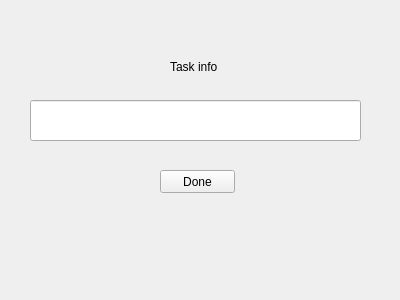
Qt form NewTaskWindow.ui (serzap/todoListApp) before a commit.
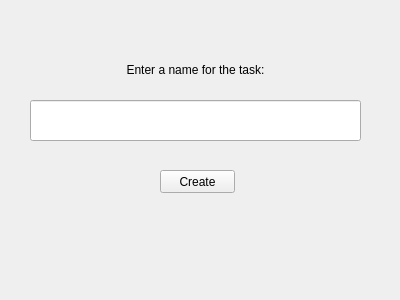
The same form after that commit.

Commit message: added check boxes to tasks when created users can now delete selected item from their task list

```diff
--- a/NewTaskWindow.ui
+++ b/NewTaskWindow.ui
@@ -16,14 +16,20 @@
   <widget class="QLabel" name="label_TaskInfo">
    <property name="geometry">
     <rect>
-     <x>170</x>
+     <x>110</x>
      <y>60</y>
-     <width>47</width>
-     <height>13</height>
+     <width>171</width>
+     <height>20</height>
     </rect>
    </property>
+   <property name="layoutDirection">
+    <enum>Qt::LeftToRight</enum>
+   </property>
    <property name="text">
-    <string>Task info</string>
+    <string>Enter a name for the task:</string>
+   </property>
+   <property name="alignment">
+    <set>Qt::AlignCenter</set>
    </property>
   </widget>
   <widget class="QLineEdit" name="lineEdit_TaskDescription">
@@ -46,7 +52,7 @@
     </rect>
    </property>
    <property name="text">
-    <string>Done</string>
+    <string>Create</string>
    </property>
   </widget>
  </widget>
```
The commit also changes 4 other files.
